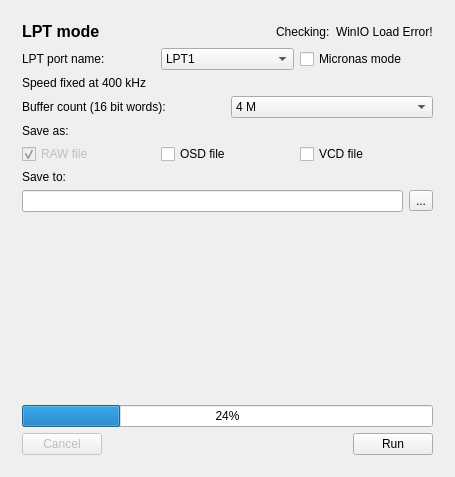
Old version of the form mainwindow.ui in the repository f0ma/quick-logic-sniffer.
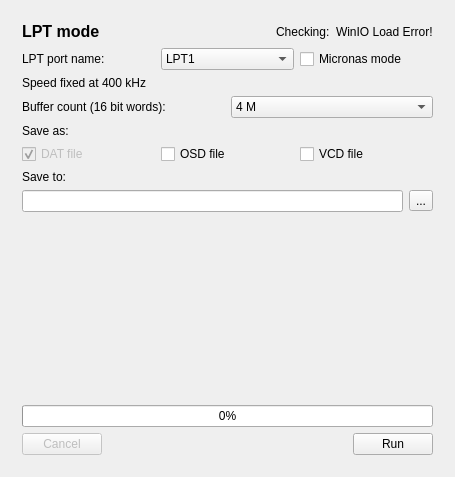
New version of the form. The open tabs and pages were chosen to show the change.

What changed in the file:
```diff
--- a/mainwindow.ui
+++ b/mainwindow.ui
@@ -600,7 +600,7 @@
              <bool>false</bool>
             </property>
             <property name="text">
-             <string>RAW file</string>
+             <string>DAT file</string>
             </property>
             <property name="checkable">
              <bool>true</bool>
@@ -663,7 +663,7 @@
         <item>
          <widget class="QProgressBar" name="progressBar_Lpt">
           <property name="value">
-           <number>24</number>
+           <number>0</number>
           </property>
          </widget>
         </item>
```
Left out of the diff: 16 changed lines with no effect on the pictures.
